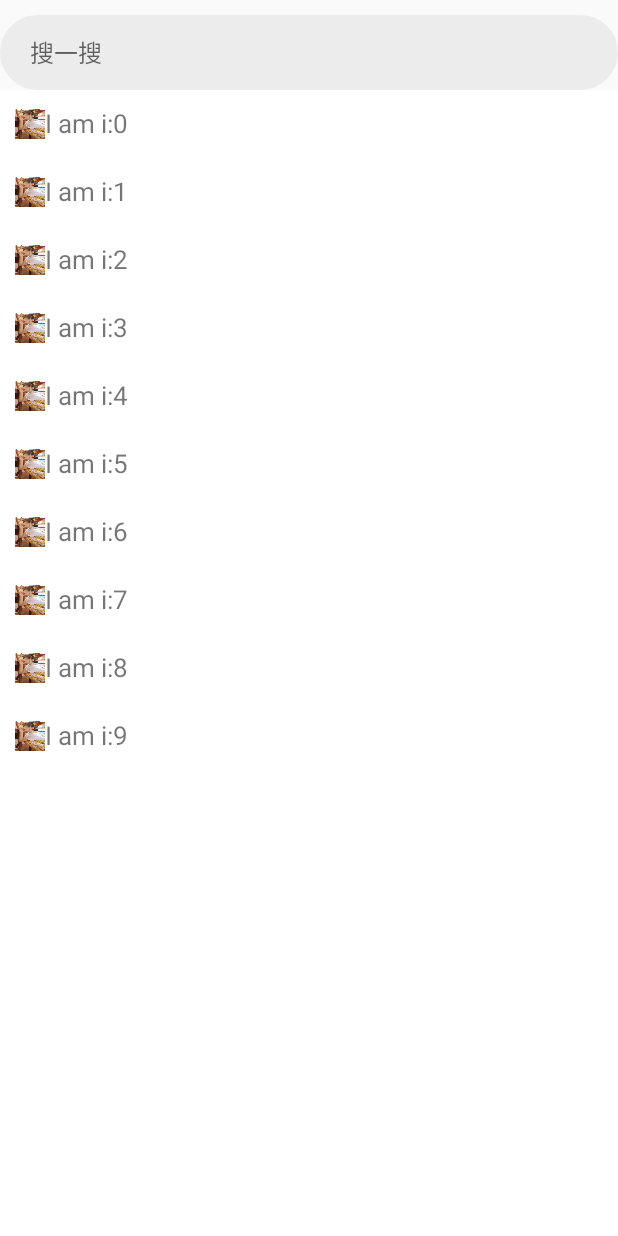
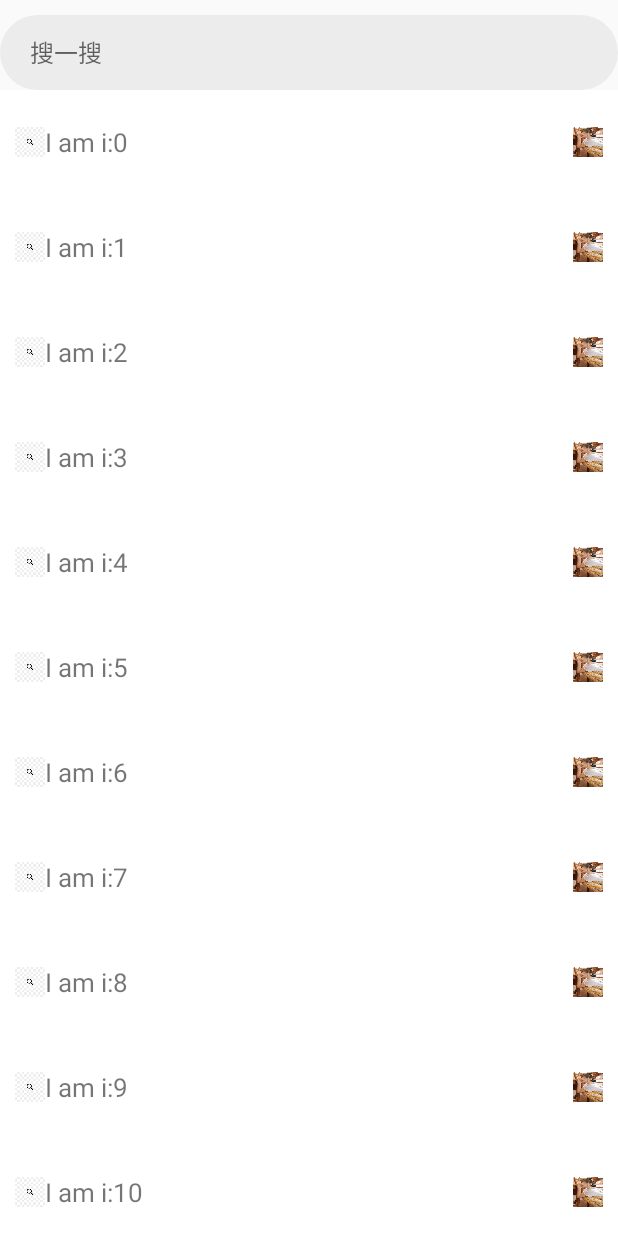
Before and after one commit to yzyyl/MyWareHouse, an Android app: the SearchActivity screen opened directly, with no data from a screen before it, on a phone screen of 412 x 824 dp. Run offline under Robolectric (Android 15) with nearby library versions, the phone set to English and light mode, and no system bars.

Commit message:
update searchActivity

```diff
--- a/NavigationBar/app/src/main/java/com/example/navigationbar/SearchActivity.java
+++ b/NavigationBar/app/src/main/java/com/example/navigationbar/SearchActivity.java
@@ -42,7 +42,7 @@ public class SearchActivity extends AppCompatActivity {
     private List<SearchItemBean> getData() {
         List<SearchItemBean> list = new ArrayList<SearchItemBean>();
         SearchItemBean searchItemBean = null;
-        for (int i = 0; i < 10; i++) {
+        for (int i = 0; i < 40; i++) {
             searchItemBean = new SearchItemBean(i, "I am i:" + i);
 
             list.add(searchItemBean);
--- a/NavigationBar/app/src/main/res/layout/item_search.xml
+++ b/NavigationBar/app/src/main/res/layout/item_search.xml
@@ -1,26 +1,36 @@
 <?xml version="1.0" encoding="utf-8"?>
-<LinearLayout xmlns:android="http://schemas.android.com/apk/res/android"
+<RelativeLayout xmlns:android="http://schemas.android.com/apk/res/android"
     android:layout_width="match_parent"
-    android:layout_height="45dp"
+    android:layout_height="70dp"
     android:layout_marginLeft="10dp"
     android:layout_marginRight="10dp"
-    android:orientation="horizontal">
+    >
 
     <ImageView
         android:id="@+id/iv_search_item"
         android:layout_width="20dp"
         android:layout_height="20dp"
-        android:layout_gravity="center"
-        android:background="@drawable/head" />
+        android:layout_gravity="center_vertical"
+        android:layout_centerVertical="true"
+        android:background="@drawable/sousuo" />
 
     <TextView
         android:id="@+id/tv_search_item"
         android:layout_width="match_parent"
         android:layout_height="wrap_content"
         android:layout_centerVertical="true"
-        android:layout_marginTop="10dp"
+        android:layout_marginTop="25dp"
+        android:layout_toRightOf="@id/iv_search_item"
         android:gravity="center_vertical"
         android:text="设置中心"
         android:textSize="17sp"  />
+    <ImageView
+        android:id="@+id/iv_search_item2"
+        android:layout_width="20dp"
+        android:layout_height="20dp"
+        android:layout_gravity="center"
+        android:layout_alignParentRight="true"
+        android:layout_centerVertical="true"
+        android:background="@drawable/head"/>
 
-</LinearLayout>
+</RelativeLayout>
--- a/NavigationBar/app/src/main/res/layout/page_01.xml
+++ b/NavigationBar/app/src/main/res/layout/page_01.xml
@@ -23,6 +23,6 @@
         android:textSize="16dp"
         android:singleLine="true"
         android:imeOptions="actionSearch"
-        android:layout_marginRight="10dp"/>
+        android:layout_marginRight="0dp"/>
 
 </LinearLayout>
```
Also changed, not shown: NavigationBar/app/src/main/res/drawable/sousuo.jpg (added).
